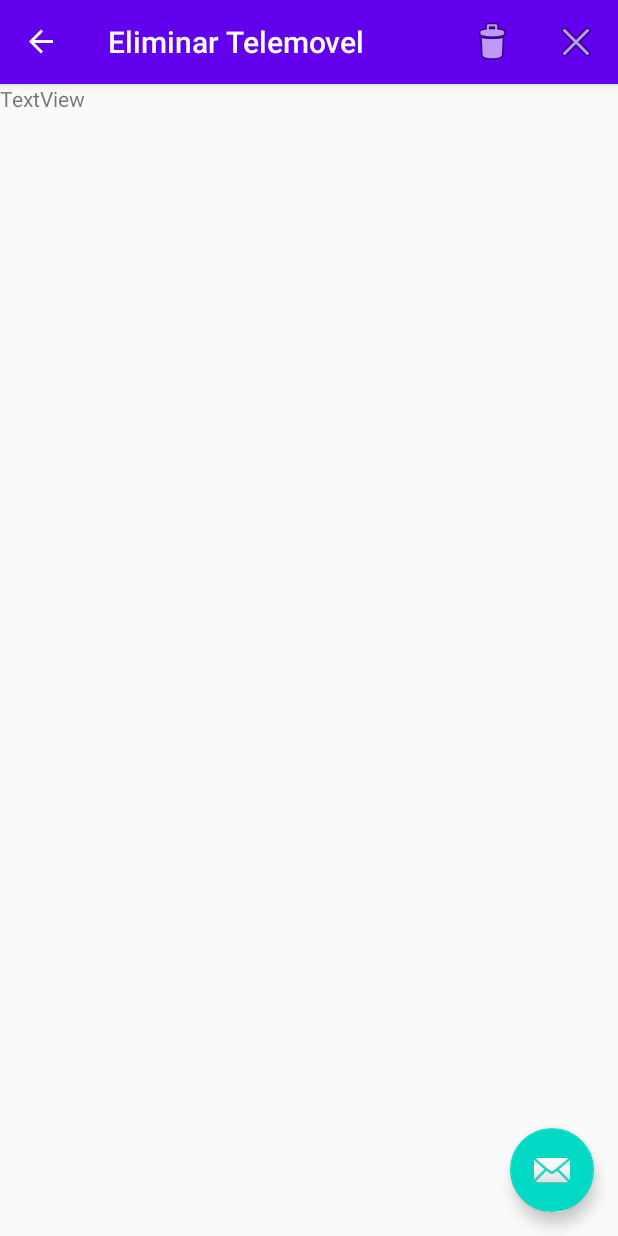
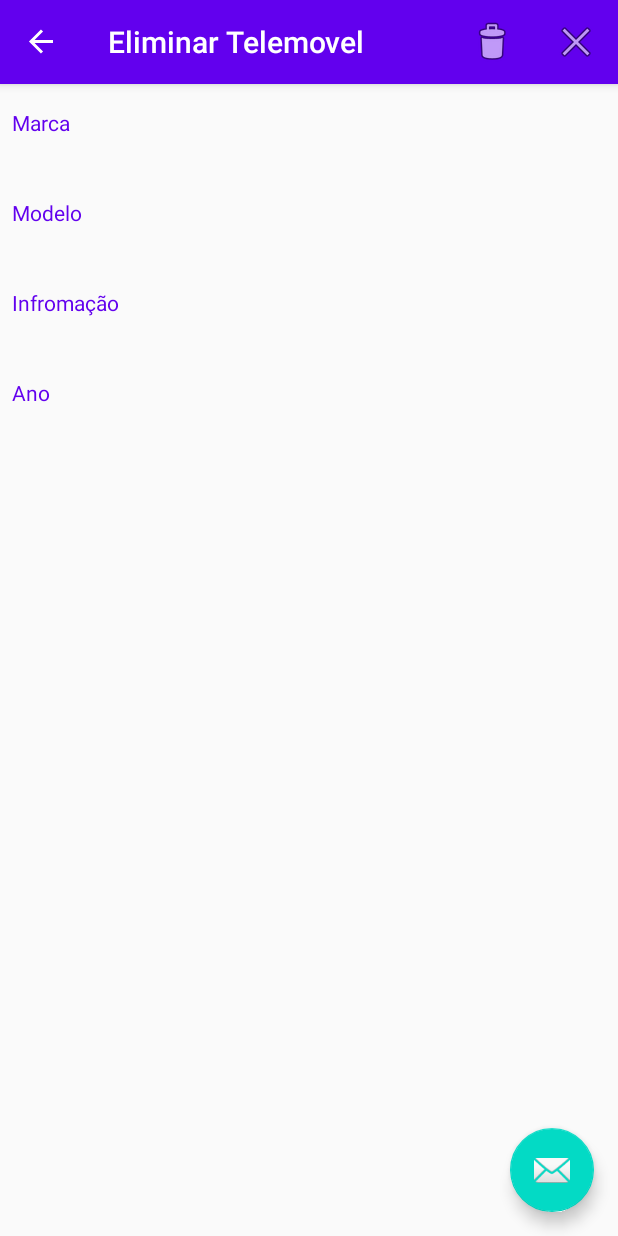
Before and after one commit to hugomdinis/telemoveis_marcas, an Android app: the EliminarTelemovelFragment screen opened through its navigation route, on a phone screen of 412 x 824 dp. Run offline under Robolectric (Android 15) with nearby library versions, the phone set to English and light mode, and no system bars; our stand-ins replace navigation-ui.

Commit message:
Desenhada interface do fragmento eliminar telemoveis

```diff
--- a/app/src/main/res/layout/fragment_eliminar_telemovel.xml
+++ b/app/src/main/res/layout/fragment_eliminar_telemovel.xml
@@ -3,6 +3,7 @@
     xmlns:tools="http://schemas.android.com/tools"
     android:layout_width="match_parent"
     android:layout_height="match_parent"
+    android:layout_margin="8dp"
     android:orientation="vertical"
     tools:context=".EliminarTelemovelFragment" >
 
@@ -10,5 +11,63 @@
         android:id="@+id/textView2"
         android:layout_width="match_parent"
         android:layout_height="wrap_content"
-        android:text="TextView" />
+        android:layout_marginTop="8dp"
+        android:text="@string/marca"
+        android:textColor="@color/design_default_color_primary" />
+
+    <TextView
+        android:id="@+id/textViewMarcaEliminar"
+        android:layout_width="match_parent"
+        android:layout_height="wrap_content"
+        android:layout_marginTop="8dp"
+        android:textAppearance="@style/TextAppearance.AppCompat.Medium"
+        tools:text="Samsung" />
+
+    <TextView
+        android:id="@+id/textView3"
+        android:layout_width="match_parent"
+        android:layout_height="wrap_content"
+        android:layout_marginTop="8dp"
+        android:text="@string/modelo"
+        android:textColor="@color/design_default_color_primary" />
+
+    <TextView
+        android:id="@+id/textViewModeloEliminar"
+        android:layout_width="match_parent"
+        android:layout_height="wrap_content"
+        android:layout_marginTop="8dp"
+        android:textAppearance="@style/TextAppearance.AppCompat.Medium"
+        tools:text="978-972-8202-29-3" />
+
+    <TextView
+        android:id="@+id/textView5"
+        android:layout_width="match_parent"
+        android:layout_height="wrap_content"
+        android:layout_marginTop="8dp"
+        android:text="@string/infroma_o"
+        android:textColor="@color/design_default_color_primary" />
+
+    <TextView
+        android:id="@+id/textViewIformacaoEliminar"
+        android:layout_width="match_parent"
+        android:layout_height="wrap_content"
+        android:layout_marginTop="8dp"
+        android:textAppearance="@style/TextAppearance.AppCompat.Medium"
+        tools:text="Literatura Infanto-juvenil" />
+
+    <TextView
+        android:id="@+id/textView7"
+        android:layout_width="match_parent"
+        android:layout_height="wrap_content"
+        android:layout_marginTop="8dp"
+        android:text="@string/ano"
+        android:textColor="@color/design_default_color_primary" />
+
+    <TextView
+        android:id="@+id/textViewAnoEliminar"
+        android:layout_width="match_parent"
+        android:layout_height="wrap_content"
+        android:layout_marginTop="8dp"
+        android:textAppearance="@style/TextAppearance.AppCompat.Medium"
+        tools:text="01/01/1968" />
 </LinearLayout>
```
